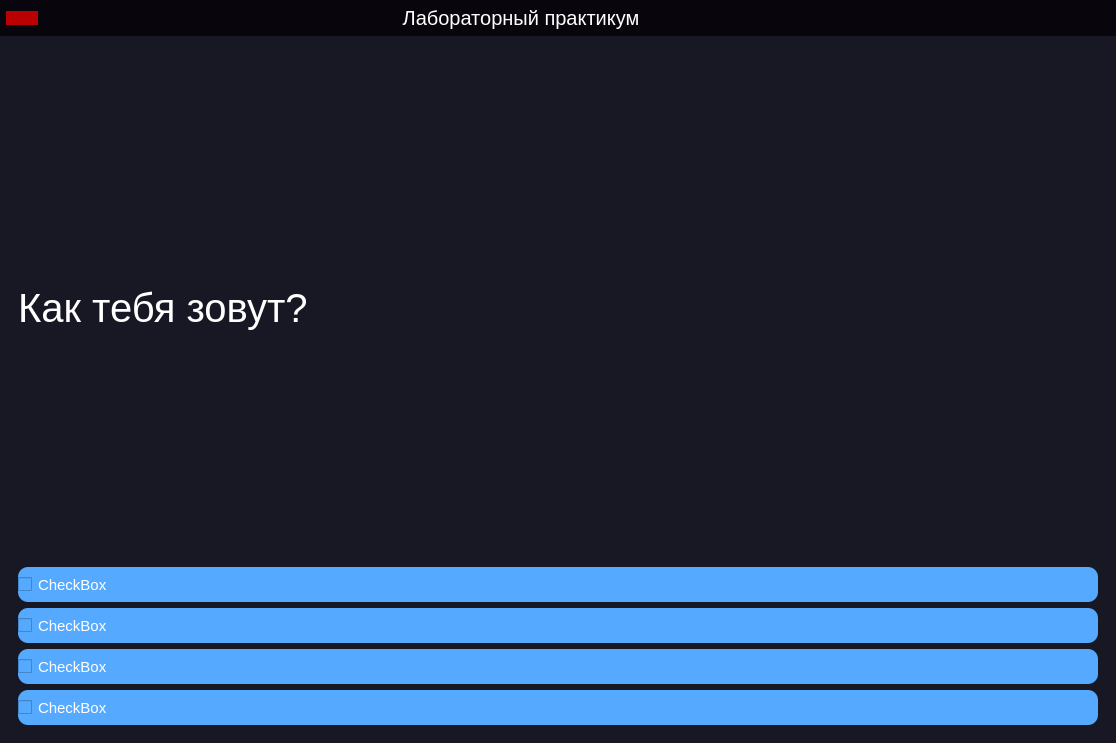
This is pyqt_raspbbery-main/raspberry/interface.ui in KirillGalacti/pyqt_raspbbery as Qt 5 draws it before an edit. The edited form follows.
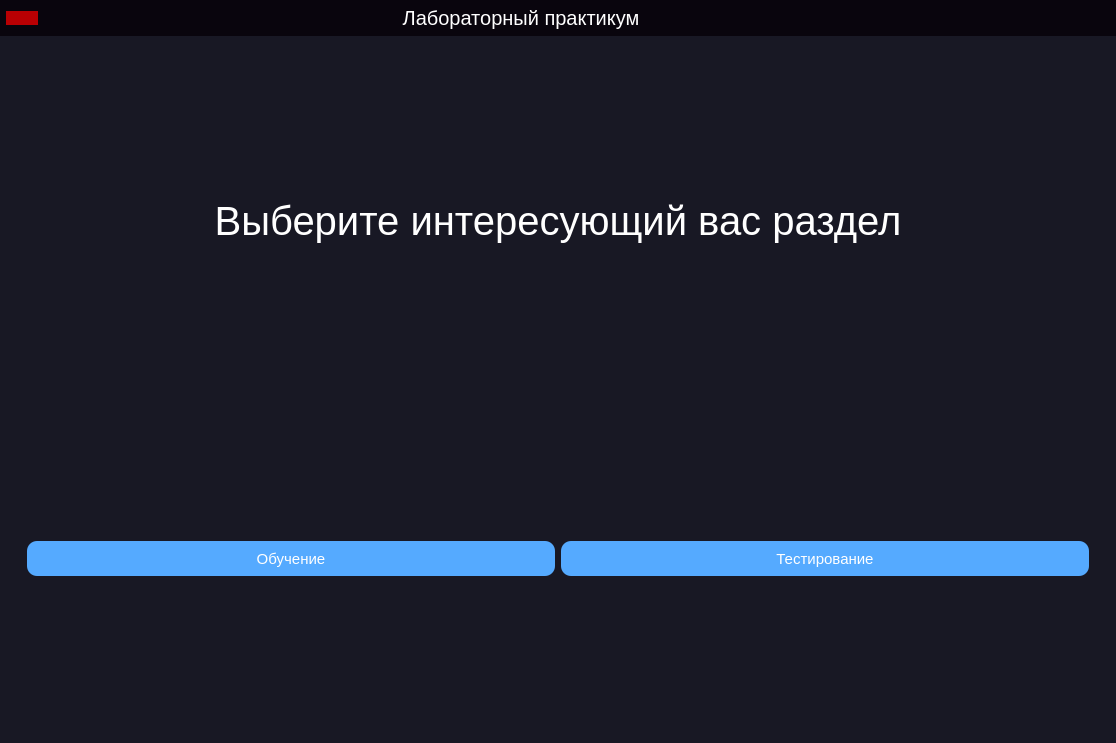
This is the edited form. The open tabs and pages were chosen to show the change. Icons and pictures are not drawn.

```diff
--- a/pyqt_raspbbery-main/raspberry/interface.ui
+++ b/pyqt_raspbbery-main/raspberry/interface.ui
@@ -307,160 +307,7 @@
                <property name="currentIndex">
                 <number>14</number>
                </property>
-               <widget class="QWidget" name="page_fourteen_learn"/>
-               <widget class="QWidget" name="page_theerteen_learn"/>
-               <widget class="QWidget" name="page_twelve_learn"/>
-               <widget class="QWidget" name="page_eleven_learn"/>
-               <widget class="QWidget" name="page_ten_learn"/>
-               <widget class="QWidget" name="page_nine_learn"/>
-               <widget class="QWidget" name="page_eight_learn"/>
-               <widget class="QWidget" name="page_seven_learn"/>
-               <widget class="QWidget" name="page_six_learn"/>
-               <widget class="QWidget" name="page_five_learn"/>
-               <widget class="QWidget" name="page_four_learn"/>
-               <widget class="QWidget" name="page_three_learn"/>
-               <widget class="QWidget" name="page_two_learn"/>
-               <widget class="QWidget" name="test_1">
-                <property name="styleSheet">
-                 <string notr="true">QCheckBox{
-	color: white;
-	background:rgb(85, 170, 255);
-	height: 35px;
- 	border-radius:10px;
-	font-size:15px;
-}
-
-QLabel{
-	color:white;
-	font-size: 40px;
-}</string>
-                </property>
-                <layout class="QHBoxLayout" name="horizontalLayout_6">
-                 <item>
-                  <widget class="QFrame" name="frame_4">
-                   <property name="frameShape">
-                    <enum>QFrame::StyledPanel</enum>
-                   </property>
-                   <property name="frameShadow">
-                    <enum>QFrame::Raised</enum>
-                   </property>
-                   <layout class="QVBoxLayout" name="verticalLayout_5">
-                    <item>
-                     <widget class="QLabel" name="label_2">
-                      <property name="styleSheet">
-                       <string notr="true">QCheckBox{
-	color: white;
-	background:rgb(85, 170, 255);
-	height: 35px;
- 	border-radius:10px;
-	font-size:15px;
-}
-
-QLabel{
-	color:white;
-	font-size: 40px;
-}</string>
-                      </property>
-                      <property name="text">
-                       <string>Как тебя зовут?</string>
-                      </property>
-                     </widget>
-                    </item>
-                    <item>
-                     <widget class="QCheckBox" name="checkBox_4">
-                      <property name="text">
-                       <string>CheckBox</string>
-                      </property>
-                      <property name="checkable">
-                       <bool>true</bool>
-                      </property>
-                      <property name="checked">
-                       <bool>false</bool>
-                      </property>
-                     </widget>
-                    </item>
-                    <item>
-                     <widget class="QCheckBox" name="checkBox_3">
-                      <property name="text">
-                       <string>CheckBox</string>
-                      </property>
-                     </widget>
-                    </item>
-                    <item>
-                     <widget class="QCheckBox" name="checkBox_2">
-                      <property name="text">
-                       <string>CheckBox</string>
-                      </property>
-                     </widget>
-                    </item>
-                    <item>
-                     <widget class="QCheckBox" name="checkBox">
-                      <property name="text">
-                       <string>CheckBox</string>
-                      </property>
-                     </widget>
-                    </item>
-                   </layout>
-                  </widget>
-                 </item>
-                </layout>
-               </widget>
-               <widget class="QWidget" name="page_one_learn">
-                <property name="styleSheet">
-                 <string notr="true">QPushButton{
-	color: white;
-	background:rgb(85, 170, 255);
-	height: 35px;
- 	border-radius:10px;
-	font-size:15px;
-}
-
-QLabel{
-	color:white;
-	font-size: 40px;
-}</string>
-                </property>
-                <layout class="QVBoxLayout" name="verticalLayout_2">
-                 <item>
-                  <widget class="QScrollArea" name="scrollArea_2">
-                   <property name="widgetResizable">
-                    <bool>true</bool>
-                   </property>
-                   <widget class="QWidget" name="scrollAreaWidgetContents_2">
-                    <property name="geometry">
-                     <rect>
-                      <x>0</x>
-                      <y>0</y>
-                      <width>1094</width>
-                      <height>679</height>
-                     </rect>
-                    </property>
-                    <layout class="QVBoxLayout" name="verticalLayout_4">
-                     <item>
-                      <widget class="QTextBrowser" name="textBrowser">
-                       <property name="html">
-                        <string>&lt;!DOCTYPE HTML PUBLIC &quot;-//W3C//DTD HTML 4.0//EN&quot; &quot;http://www.w3.org/TR/REC-html40/strict.dtd&quot;&gt;
-&lt;html&gt;&lt;head&gt;&lt;meta name=&quot;qrichtext&quot; content=&quot;1&quot; /&gt;&lt;style type=&quot;text/css&quot;&gt;
-p, li { white-space: pre-wrap; }
-&lt;/style&gt;&lt;/head&gt;&lt;body style=&quot; font-family:'MS Shell Dlg 2'; font-size:7.8pt; font-weight:400; font-style:normal;&quot;&gt;
-&lt;p style=&quot; margin-top:0px; margin-bottom:0px; margin-left:0px; margin-right:0px; -qt-block-indent:0; text-indent:0px;&quot;&gt;&lt;span style=&quot; color:#ffffff;&quot;&gt;12&lt;/span&gt;&lt;/p&gt;&lt;/body&gt;&lt;/html&gt;</string>
-                       </property>
-                      </widget>
-                     </item>
-                     <item>
-                      <widget class="QPushButton" name="test_one">
-                       <property name="text">
-                        <string>Пройти тест</string>
-                       </property>
-                      </widget>
-                     </item>
-                    </layout>
-                   </widget>
-                  </widget>
-                 </item>
-                </layout>
-               </widget>
-               <widget class="QWidget" name="home">
+               <widget class="QWidget" name="learn_page">
                 <property name="styleSheet">
                  <string notr="true">QPushButton{
 	color: white;
@@ -491,16 +338,6 @@
                      </rect>
                     </property>
                     <layout class="QVBoxLayout" name="verticalLayout_3">
-                     <item>
-                      <widget class="QLabel" name="label">
-                       <property name="text">
-                        <string>Выберите интересующий вас раздел</string>
-                       </property>
-                       <property name="alignment">
-                        <set>Qt::AlignCenter</set>
-                       </property>
-                      </widget>
-                     </item>
                      <item>
                       <widget class="QPushButton" name="one_learn">
                        <property name="layoutDirection">
@@ -650,6 +487,60 @@
                  </item>
                 </layout>
                </widget>
+               <widget class="QWidget" name="home_2">
+                <property name="styleSheet">
+                 <string notr="true">QPushButton{
+	color: white;
+	background:rgb(85, 170, 255);
+	height: 35px;
+ 	border-radius:10px;
+	font-size:15px;
+}
+
+QLabel{
+	color:white;
+	font-size: 40px;
+}</string>
+                </property>
+                <layout class="QHBoxLayout" name="horizontalLayout_6">
+                 <item>
+                  <widget class="QWidget" name="widget" native="true">
+                   <layout class="QVBoxLayout" name="verticalLayout_2">
+                    <item>
+                     <widget class="QLabel" name="label">
+                      <property name="text">
+                       <string>Выберите интересующий вас раздел</string>
+                      </property>
+                      <property name="alignment">
+                       <set>Qt::AlignCenter</set>
+                      </property>
+                     </widget>
+                    </item>
+                    <item>
+                     <widget class="QWidget" name="widget_2" native="true">
+                      <layout class="QHBoxLayout" name="horizontalLayout_7">
+                       <item>
+                        <widget class="QPushButton" name="btn_learn">
+                         <property name="text">
+                          <string>Обучение</string>
+                         </property>
+                        </widget>
+                       </item>
+                       <item>
+                        <widget class="QPushButton" name="btn_test">
+                         <property name="text">
+                          <string>Тестирование</string>
+                         </property>
+                        </widget>
+                       </item>
+                      </layout>
+                     </widget>
+                    </item>
+                   </layout>
+                  </widget>
+                 </item>
+                </layout>
+               </widget>
               </widget>
              </item>
             </layout>
```
Left out of the diff: 8 changed lines with no effect on the pictures.
